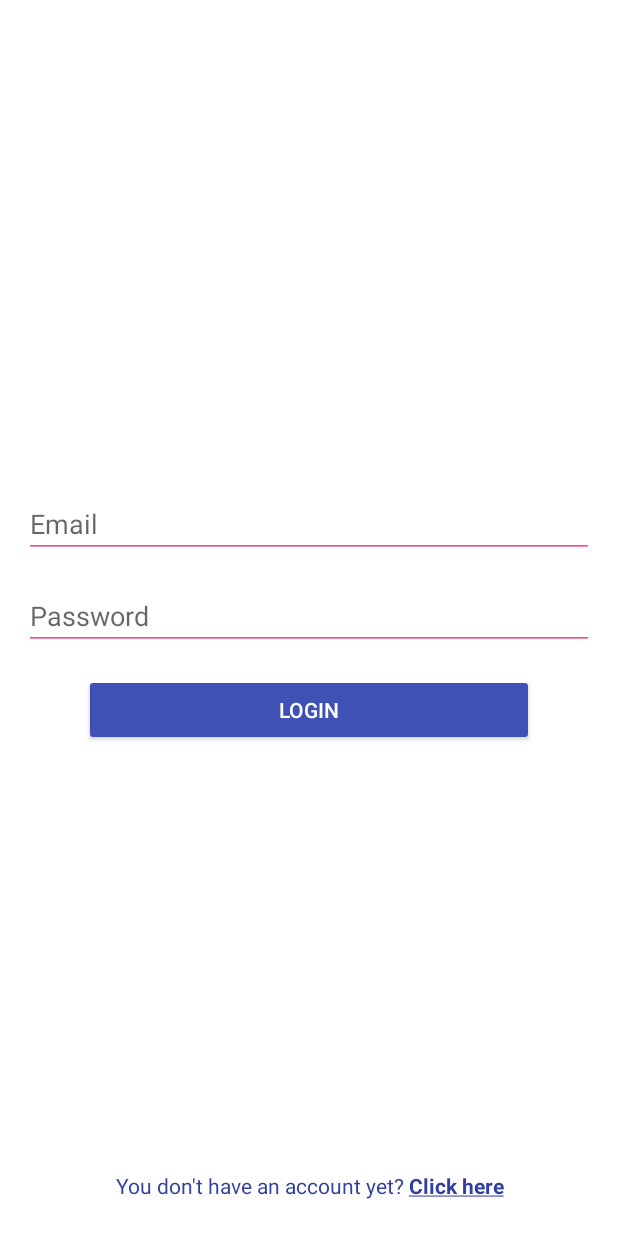
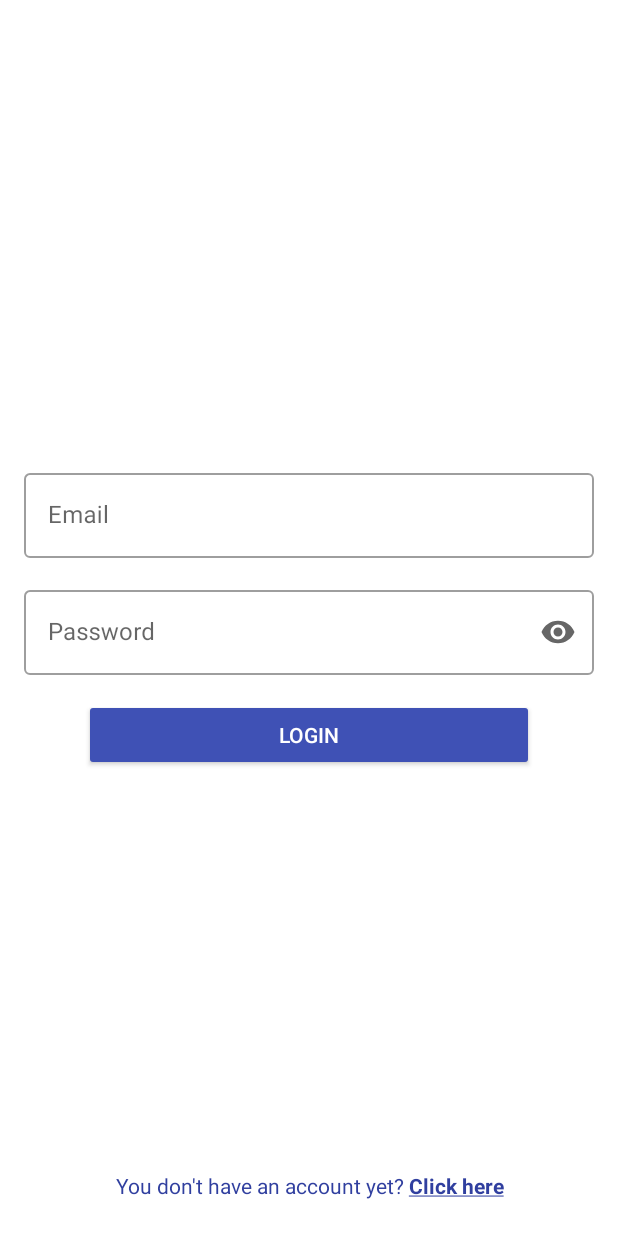
Before and after one commit to PreslavaKuzova/ChitChat, an Android app: the fragment LoginFragment placed in its activity, on a phone screen of 412 x 824 dp. Run offline under Robolectric (Android 15) with nearby library versions, the phone set to English and light mode, and no system bars; our stand-ins replace Firebase (no records; nobody signed in at launch, a user with empty details on screens opened directly), data binding.

Commit message:
register and login design touch-ups

```diff
--- a/app/src/main/java/com/example/chitchat/ui/authenticate/RegisterFragment.java
+++ b/app/src/main/java/com/example/chitchat/ui/authenticate/RegisterFragment.java
@@ -41,25 +41,16 @@ public class RegisterFragment extends Fragment {
     public void onViewCreated(@NonNull View view, @Nullable Bundle savedInstanceState) {
         super.onViewCreated(view, savedInstanceState);
 
-//        binding.edtUsername.setOnFocusChangeListener(new View.OnFocusChangeListener() {
-//            @Override
-//            public void onFocusChange(View view, boolean hasFocus) {
-//                if(!hasFocus) {
+        binding.edtUsername.setOnFocusChangeListener(new View.OnFocusChangeListener() {
+            @Override
+            public void onFocusChange(View view, boolean hasFocus) {
+                if(!hasFocus) {
+                    binding.layoutUsername.setError("Invalid");
 //                    String username = binding.edtUsername.getText().toString();
-//
-//                    if(username.trim().length() == 0) {
-//                        binding.edtUsername.setError("This field cannot be empty");
-//                        binding.edtUsername.setText("");
-//                    } else {
-//                        if(registerPresenter.checkIfUsernameAlreadyExists(username)) {
-//                            binding.edtUsername.setError("Username already exists");
-//                        } else {
-//
-//                        }
-//                    }
-//                }
-//            }
-//        });
+//                    Toast.makeText(getActivity(), username, Toast.LENGTH_LONG);
+                }
+            }
+        });
 
 
 
--- a/app/src/main/res/layout/fragment_login.xml
+++ b/app/src/main/res/layout/fragment_login.xml
@@ -1,5 +1,6 @@
 <?xml version="1.0" encoding="utf-8"?>
 <RelativeLayout xmlns:android="http://schemas.android.com/apk/res/android"
+    xmlns:app="http://schemas.android.com/apk/res-auto"
     xmlns:tools="http://schemas.android.com/tools"
     android:layout_width="match_parent"
     android:layout_height="match_parent"
@@ -13,20 +14,36 @@
         android:gravity="center"
         android:orientation="vertical">
 
-        <EditText
-            android:id="@+id/edt_email"
-            style="@style/SimpleEditText"
+        <com.google.android.material.textfield.TextInputLayout
+            android:id="@+id/layout_email"
+            style="@style/SimpleTextInput"
             android:layout_width="match_parent"
-            android:layout_height="wrap_content"
-            android:hint="@string/email" />
+            android:layout_height="match_parent"
+            android:hint="@string/email">
 
-        <EditText
-            android:id="@+id/edt_pass"
-            style="@style/SimpleEditText"
+            <com.google.android.material.textfield.TextInputEditText
+                android:id="@+id/edt_email"
+                android:layout_width="match_parent"
+                android:layout_height="wrap_content"
+                android:inputType="textEmailAddress" />
+
+        </com.google.android.material.textfield.TextInputLayout>
+
+        <com.google.android.material.textfield.TextInputLayout
+            android:id="@+id/layout_pass"
+            style="@style/SimpleTextInput"
             android:layout_width="match_parent"
-            android:layout_height="wrap_content"
+            android:layout_height="match_parent"
             android:hint="@string/password"
-            android:inputType="textPassword" />
+            app:endIconMode="password_toggle">
+
+            <com.google.android.material.textfield.TextInputEditText
+                android:id="@+id/edt_pass"
+                android:layout_width="match_parent"
+                android:layout_height="wrap_content"
+                android:inputType="textPassword" />
+
+        </com.google.android.material.textfield.TextInputLayout>
 
         <Button
             android:id="@+id/btn_register"
@@ -48,7 +65,7 @@
         android:gravity="center"
         android:paddingTop="8dp"
         android:paddingBottom="8dp"
-        android:textColor="@color/colorPrimaryDark"
-        android:text="@string/you_don_t_have_an_account_yet_click_here" />
+        android:text="@string/you_don_t_have_an_account_yet_click_here"
+        android:textColor="@color/text_view_accent" />
 
 </RelativeLayout>
--- a/app/src/main/res/layout/fragment_register.xml
+++ b/app/src/main/res/layout/fragment_register.xml
@@ -17,39 +17,42 @@
             android:orientation="vertical">
 
             <com.google.android.material.textfield.TextInputLayout
-                android:id="@+id/edt_name"
+                android:id="@+id/layout_name"
                 style="@style/SimpleTextInput"
                 android:layout_width="match_parent"
                 android:layout_height="match_parent"
                 android:hint="@string/name">
 
                 <com.google.android.material.textfield.TextInputEditText
+                    android:id="@+id/edt_name"
                     android:layout_width="match_parent"
                     android:layout_height="wrap_content" />
 
             </com.google.android.material.textfield.TextInputLayout>
 
             <com.google.android.material.textfield.TextInputLayout
-                android:id="@+id/edt_username"
+                android:id="@+id/layout_username"
                 style="@style/SimpleTextInput"
                 android:layout_width="match_parent"
                 android:layout_height="match_parent"
                 android:hint="@string/username">
 
                 <com.google.android.material.textfield.TextInputEditText
+                    android:id="@+id/edt_username"
                     android:layout_width="match_parent"
                     android:layout_height="wrap_content" />
 
             </com.google.android.material.textfield.TextInputLayout>
 
             <com.google.android.material.textfield.TextInputLayout
-                android:id="@+id/edt_email"
+                android:id="@+id/layout_email"
                 style="@style/SimpleTextInput"
                 android:layout_width="match_parent"
                 android:layout_height="match_parent"
                 android:hint="@string/email">
 
                 <com.google.android.material.textfield.TextInputEditText
+                    android:id="@+id/edt_email"
                     android:layout_width="match_parent"
                     android:layout_height="wrap_content"
                     android:inputType="textEmailAddress" />
@@ -57,7 +60,7 @@
             </com.google.android.material.textfield.TextInputLayout>
 
             <com.google.android.material.textfield.TextInputLayout
-                android:id="@+id/edt_pass"
+                android:id="@+id/layout_pass"
                 style="@style/SimpleTextInput"
                 android:layout_width="match_parent"
                 android:layout_height="match_parent"
@@ -65,6 +68,7 @@
                 app:endIconMode="password_toggle">
 
                 <com.google.android.material.textfield.TextInputEditText
+                    android:id="@+id/edt_pass"
                     android:layout_width="match_parent"
                     android:layout_height="wrap_content"
                     android:inputType="textPassword" />
@@ -72,7 +76,7 @@
             </com.google.android.material.textfield.TextInputLayout>
 
             <com.google.android.material.textfield.TextInputLayout
-                android:id="@+id/edt_repeat_pass"
+                android:id="@+id/layout_repeat_pass"
                 style="@style/SimpleTextInput"
                 android:layout_width="match_parent"
                 android:layout_height="match_parent"
@@ -80,6 +84,7 @@
                 app:endIconMode="password_toggle">
 
                 <com.google.android.material.textfield.TextInputEditText
+                    android:id="@+id/edt_repeat_pass"
                     android:layout_width="match_parent"
                     android:layout_height="wrap_content"
                     android:inputType="textPassword" />
--- a/app/src/main/res/values/styles.xml
+++ b/app/src/main/res/values/styles.xml
@@ -27,6 +27,7 @@
         <item name="android:layout_marginStart">@dimen/default_margin</item>
         <item name="android:layout_marginEnd">@dimen/default_margin</item>
         <item name="android:layout_marginBottom">@dimen/default_margin</item>
+        <item name="boxStrokeErrorColor">@color/colorAccent</item>
     </style>
 
 
```
